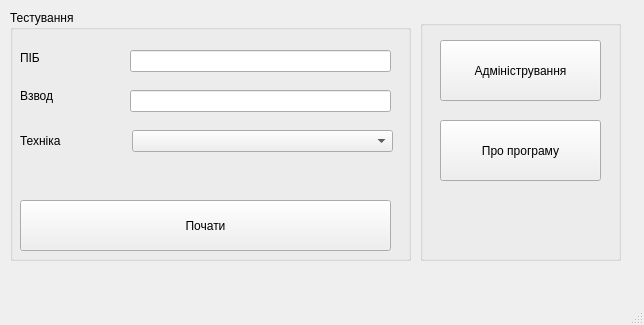
Win9XCHI/Fastening_test, file view/mainwindow.ui: the form before one commit.
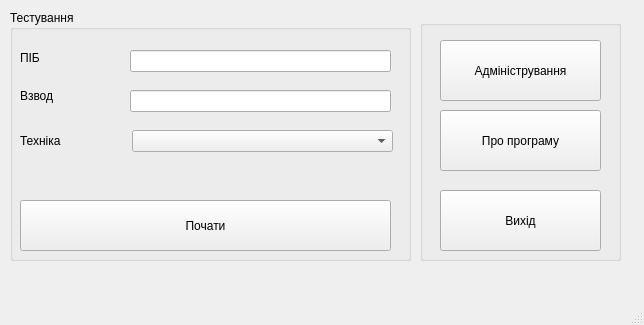
The form after the commit.

Commit message: Form layout for admin

```diff
--- a/view/mainwindow.ui
+++ b/view/mainwindow.ui
@@ -138,7 +138,7 @@
      <property name="geometry">
       <rect>
        <x>20</x>
-       <y>100</y>
+       <y>90</y>
        <width>161</width>
        <height>61</height>
       </rect>
@@ -147,6 +147,19 @@
       <string>Про програму</string>
      </property>
     </widget>
+    <widget class="QPushButton" name="pushButton_4">
+     <property name="geometry">
+      <rect>
+       <x>20</x>
+       <y>170</y>
+       <width>161</width>
+       <height>61</height>
+      </rect>
+     </property>
+     <property name="text">
+      <string>Вихід</string>
+     </property>
+    </widget>
    </widget>
   </widget>
   <widget class="QMenuBar" name="menubar">
```
Left out of the diff: 2 changed lines with no effect on the pictures. The commit also changes 5 other files.
